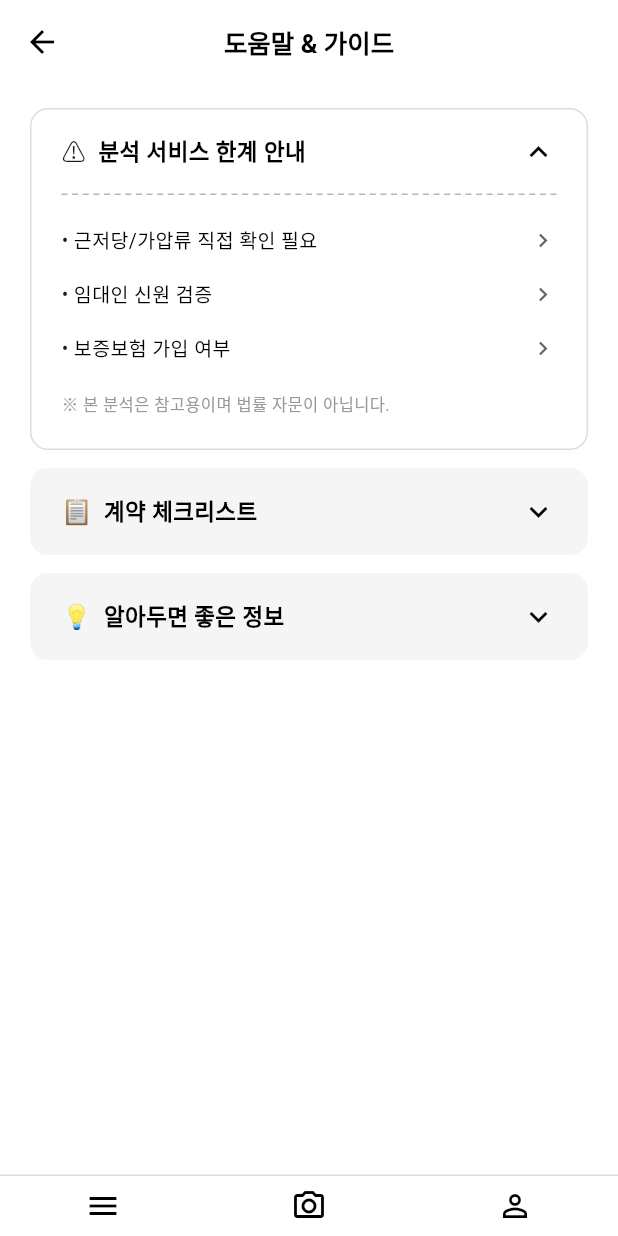
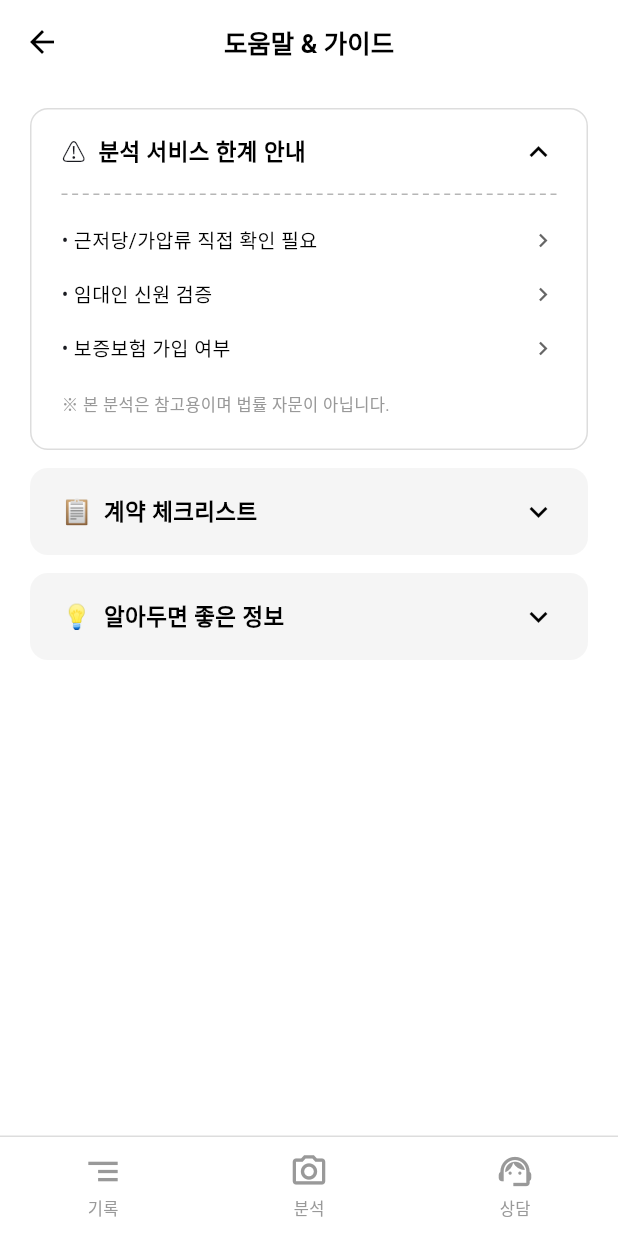
Before and after one commit to Guard-Up/Guard_Up_App, a Flutter app: the GuideView screen opened by its route, on a phone screen of 412 x 824 dp. Run offline on Flutter 3.47's test engine with Material 3 defaults, Android fonts, the phone set to English and light mode, and no system bars; our stand-ins replace camera, get, image_picker, shared_preferences, sqflite; accounts and stored records are empty.

Commit message:
feat: add shared AppBottomNav and fix guide accordion/nav
- AppBottomNav 공통 하단 네비게이션 위젯 추가 (widgets/)
  - SafeArea 적용으로 시스템 제스처 바 겹침 방지
  - 탭: 기록 / 분석 / 상담 (분석은 카메라 직행이 아닌 analyzing으로)
- 가이드 아코디언을 단일 → 다중 펼침으로 변경 (RxnInt → Set)
- 가이드 화면의 비동작 하단바를 AppBottomNav로 교체

````diff
--- a/lib/app/modules/guide/controllers/guide_controller.dart
+++ b/lib/app/modules/guide/controllers/guide_controller.dart
@@ -64,7 +64,8 @@ class LimitationLink {
 }
 
 class GuideController extends GetxController {
-  final expandedSection = RxnInt(0);
+  // 여러 섹션을 동시에 펼칠 수 있도록 Set으로 관리 (처음엔 0번 열림)
+  final expandedSections = <int>{0}.obs;
   final selectedStage = ChecklistStage.before.obs;
   final checkedItems = <String>{}.obs;
 
@@ -103,8 +104,14 @@ class GuideController extends GetxController {
     _persistCheckedItems();
   }
 
+  bool isSectionExpanded(int index) => expandedSections.contains(index);
+
   void onSectionPressed(int index) {
-    expandedSection.value = expandedSection.value == index ? null : index;
+    if (expandedSections.contains(index)) {
+      expandedSections.remove(index);
+    } else {
+      expandedSections.add(index);
+    }
   }
 
   void onStagePressed(ChecklistStage stage) {
--- a/lib/app/modules/guide/views/guide_view.dart
+++ b/lib/app/modules/guide/views/guide_view.dart
@@ -1,6 +1,7 @@
 import 'package:flutter/material.dart';
 import 'package:get/get.dart';
 import '../../../constants/app_constants.dart';
+import '../../../widgets/app_bottom_nav.dart';
 import '../controllers/guide_controller.dart';
 
 class GuideView extends GetView<GuideController> {
@@ -34,7 +35,7 @@ class GuideView extends GetView<GuideController> {
                 _AccordionSection(
                   icon: '⚠️',
                   title: '분석 서비스 한계 안내',
-                  isExpanded: controller.expandedSection.value == 0,
+                  isExpanded: controller.isSectionExpanded(0),
                   onTap: () => controller.onSectionPressed(0),
                   child: const _LimitationContent(),
                 ),
@@ -42,7 +43,7 @@ class GuideView extends GetView<GuideController> {
                 _AccordionSection(
                   icon: '📋',
                   title: '계약 체크리스트',
-                  isExpanded: controller.expandedSection.value == 1,
+                  isExpanded: controller.isSectionExpanded(1),
                   onTap: () => controller.onSectionPressed(1),
                   child: const _ChecklistContent(),
                 ),
@@ -50,14 +51,14 @@ class GuideView extends GetView<GuideController> {
                 _AccordionSection(
                   icon: '💡',
                   title: '알아두면 좋은 정보',
-                  isExpanded: controller.expandedSection.value == 2,
+                  isExpanded: controller.isSectionExpanded(2),
                   onTap: () => controller.onSectionPressed(2),
                   child: const _FaqContent(),
                 ),
               ],
             )),
       ),
-      bottomNavigationBar: const _BottomNav(),
+      bottomNavigationBar: const AppBottomNav(),
     );
   }
 }
@@ -398,25 +399,3 @@ class _DashedDivider extends StatelessWidget {
     );
   }
 }
-
-class _BottomNav extends StatelessWidget {
-  const _BottomNav();
-
-  @override
-  Widget build(BuildContext context) {
-    return Container(
-      decoration: const BoxDecoration(
-        border: Border(top: BorderSide(color: AppColors.borderLine)),
-      ),
-      padding: const EdgeInsets.symmetric(vertical: 8),
-      child: Row(
-        mainAxisAlignment: MainAxisAlignment.spaceAround,
-        children: const [
-          Icon(Icons.menu, color: AppColors.textBlack),
-          Icon(Icons.camera_alt_outlined, color: AppColors.textBlack),
-          Icon(Icons.person_outline, color: AppColors.textBlack),
-        ],
-      ),
-    );
-  }
-}
--- a/lib/app/modules/result/controllers/result_controller.dart
+++ b/lib/app/modules/result/controllers/result_controller.dart
@@ -117,6 +117,7 @@ class ResultController extends GetxController {
   void onBackPressed() => Get.offAllNamed(Routes.home);
   void onScanPressed() => Get.toNamed(Routes.analyzing);
   void onHistoryPressed() => Get.toNamed(Routes.history);
+  void onHelpSupportPressed() => Get.toNamed(Routes.helpSupport);
 
   // TODO: 테스트용 — 배포 전 제거
   void onResultTestPressed() => Get.toNamed(Routes.result);
--- /dev/null
+++ b/lib/app/widgets/app_bottom_nav.dart
@@ -0,0 +1,120 @@
+import 'package:flutter/material.dart';
+import 'package:get/get.dart';
+import '../constants/app_constants.dart';
+import '../routes/app_routes.dart';
+
+/// 앱 공통 하단 네비게이션 바.
+///
+/// 화면마다 하단바를 따로 만들지 말고 이 위젯 하나를 갖다 쓰세요.
+/// 현재 화면에 해당하는 탭을 [current]로 넘기면 그 탭이 강조됩니다.
+/// (해당하는 탭이 없는 화면은 [AppNavTab.none] — 기본값)
+///
+/// 사용 예:
+/// ```dart
+/// Scaffold(
+///   bottomNavigationBar: const AppBottomNav(current: AppNavTab.history),
+/// )
+/// ```
+enum AppNavTab { history, analyze, consult, none }
+
+class AppBottomNav extends StatelessWidget {
+  final AppNavTab current;
+
+  const AppBottomNav({super.key, this.current = AppNavTab.none});
+
+  // 간단한 네비게이션은 위젯에서 직접 처리 (Rule 9)
+  void _onTap(AppNavTab tab) {
+    if (tab == current) return; // 이미 그 화면이면 이동 안 함
+    switch (tab) {
+      case AppNavTab.history:
+        Get.toNamed(Routes.history);
+      case AppNavTab.analyze:
+        Get.toNamed(Routes.analyzing); // ★ 카메라 직행이 아니라 분석화면으로
+      case AppNavTab.consult:
+        Get.toNamed(Routes.helpSupport); // 피해 상담 화면
+      case AppNavTab.none:
+        break;
+    }
+  }
+
+  @override
+  Widget build(BuildContext context) {
+    return Container(
+      decoration: const BoxDecoration(
+        color: AppColors.white,
+        border: Border(top: BorderSide(color: AppColors.borderLine)),
+      ),
+      // ★ 시스템 제스처 바와 겹치지 않도록 SafeArea (top 제외)
+      child: SafeArea(
+        top: false,
+        child: Padding(
+          padding: const EdgeInsets.symmetric(vertical: 6),
+          child: Row(
+            mainAxisAlignment: MainAxisAlignment.spaceAround,
+            children: [
+              _NavItem(
+                icon: Icons.segment,
+                label: '기록',
+                isActive: current == AppNavTab.history,
+                onTap: () => _onTap(AppNavTab.history),
+              ),
+              _NavItem(
+                icon: Icons.photo_camera_outlined,
+                label: '분석',
+                isActive: current == AppNavTab.analyze,
+                onTap: () => _onTap(AppNavTab.analyze),
+              ),
+              _NavItem(
+                icon: Icons.support_agent_outlined,
+                label: '상담',
+                isActive: current == AppNavTab.consult,
+                onTap: () => _onTap(AppNavTab.consult),
+              ),
+            ],
+          ),
+        ),
+      ),
+    );
+  }
+}
+
+class _NavItem extends StatelessWidget {
+  final IconData icon;
+  final String label;
+  final bool isActive;
+  final VoidCallback onTap;
+
+  const _NavItem({
+    required this.icon,
+    required this.label,
+    required this.isActive,
+    required this.onTap,
+  });
+
+  @override
+  Widget build(BuildContext context) {
+    final color = isActive ? AppColors.primaryBlue : AppColors.textDisable;
+    return InkWell(
+      onTap: onTap,
+      borderRadius: BorderRadius.circular(8),
+      child: Padding(
+        padding: const EdgeInsets.symmetric(horizontal: 16, vertical: 4),
+        child: Column(
+          mainAxisSize: MainAxisSize.min,
+          children: [
+            Icon(icon, color: color, size: 26),
+            const SizedBox(height: 4),
+            Text(
+              label,
+              style: TextStyle(
+                fontSize: 11,
+                color: color,
+                fontWeight: isActive ? FontWeight.w600 : FontWeight.w400,
+              ),
+            ),
+          ],
+        ),
+      ),
+    );
+  }
+}
````
Also changed, not shown: lib/app/modules/result/views/result_view.dart (+50 -9 lines), 1 other file.
